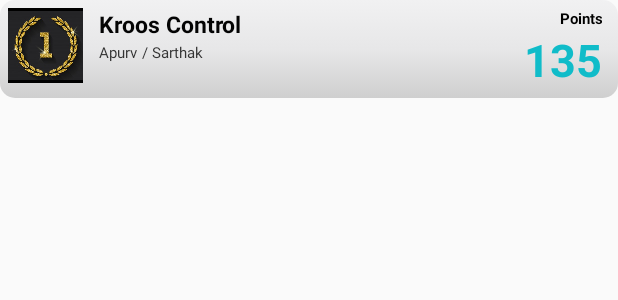
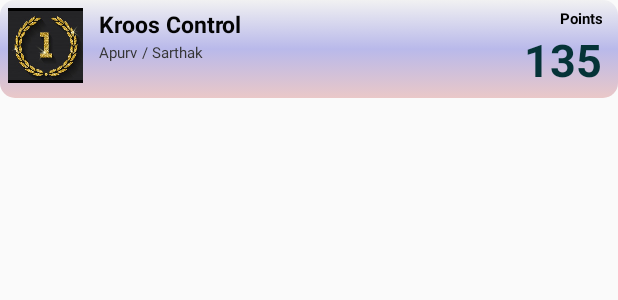
Before and after one commit to apurvsahay/GFF_ECFL, an Android app: the layout rankings_row.xml on its own in the app's theme, with its tools: preview values and no code run, on a phone screen of 412 x 824 dp. Shown: the top 300 px of the screen. Run offline under Robolectric (Android 15) with nearby library versions, the phone set to English and light mode, and no system bars.

Commit message:
UI changes

```diff
--- a/app/src/main/java/Fragments/StartingElevenFragment.java
+++ b/app/src/main/java/Fragments/StartingElevenFragment.java
@@ -181,6 +181,7 @@ public class StartingElevenFragment extends Fragment {
                         count++;
                     }
                     Double left = (300.0 - spent);
+                    left = Math.round(left * 100.0)/100.0;
                     budgetSpent.setText(Double.toString(spent));
                     budgetLeft.setText(Double.toString(left));
                     points.setText(Integer.toString(totalPoints));
--- /dev/null
+++ b/app/src/main/res/drawable/gradient_bg_rank.xml
@@ -0,0 +1,10 @@
+<?xml version="1.0" encoding="utf-8"?>
+<shape xmlns:android="http://schemas.android.com/apk/res/android"
+    android:shape="rectangle">
+    <gradient
+        android:startColor="#f1f1f2"
+        android:centerColor="#B9B9EA"
+        android:endColor="#EAC8C8"
+        android:angle="270" />
+    <corners android:radius="10dp"></corners>
+</shape>
--- /dev/null
+++ b/app/src/main/res/drawable/ranking_selector.xml
@@ -0,0 +1,14 @@
+<?xml version="1.0" encoding="utf-8"?>
+<selector xmlns:android="http://schemas.android.com/apk/res/android">
+    <item
+        android:state_selected="false"
+        android:state_pressed="false"
+        android:drawable="@drawable/gradient_bg_rank" />
+
+    <item android:state_pressed="true"
+        android:drawable="@drawable/gradient_bg_hover" />
+
+    <item android:state_selected="true"
+        android:state_pressed="false"
+        android:drawable="@drawable/gradient_bg_hover" />
+</selector>
--- a/app/src/main/res/layout/activity_rakings.xml
+++ b/app/src/main/res/layout/activity_rakings.xml
@@ -61,10 +61,10 @@
         android:layout_width="fill_parent"
         android:layout_height="fill_parent"
         android:layout_weight="1"
-        android:divider="#FFFFFF"
+        android:divider="@color/black"
         android:dividerHeight="5dp"
         android:layout_below="@id/appBarLayout"
-        android:listSelector="@drawable/list_selector"
+        android:listSelector="@drawable/ranking_selector"
         android:layout_marginTop="5dp"
         />
 
--- a/app/src/main/res/layout/list_row.xml
+++ b/app/src/main/res/layout/list_row.xml
@@ -19,7 +19,7 @@
             android:id="@+id/list_image"
             android:layout_width="50dip"
             android:layout_height="50dip"
-            android:src="@drawable/ronaldo" />
+            android:src="@drawable/euro" />
 
     </LinearLayout>
 
--- a/app/src/main/res/layout/rankings_row.xml
+++ b/app/src/main/res/layout/rankings_row.xml
@@ -2,7 +2,7 @@
 <RelativeLayout xmlns:android="http://schemas.android.com/apk/res/android"
     android:layout_width="fill_parent"
     android:layout_height="wrap_content"
-    android:background="@drawable/list_selector"
+    android:background="@drawable/ranking_selector"
     android:orientation="horizontal"
     android:padding="5dip">
 
@@ -98,7 +98,7 @@
         android:layout_marginRight="5dip"
         android:text="135"
         android:textSize="30dip"
-        android:textColor="#10bcc9"
+        android:textColor="#053337"
         android:textStyle="bold"/>
 
 </RelativeLayout>
```
Also changed, not shown: app/src/main/res/drawable-v24/euro.jpeg (added).
